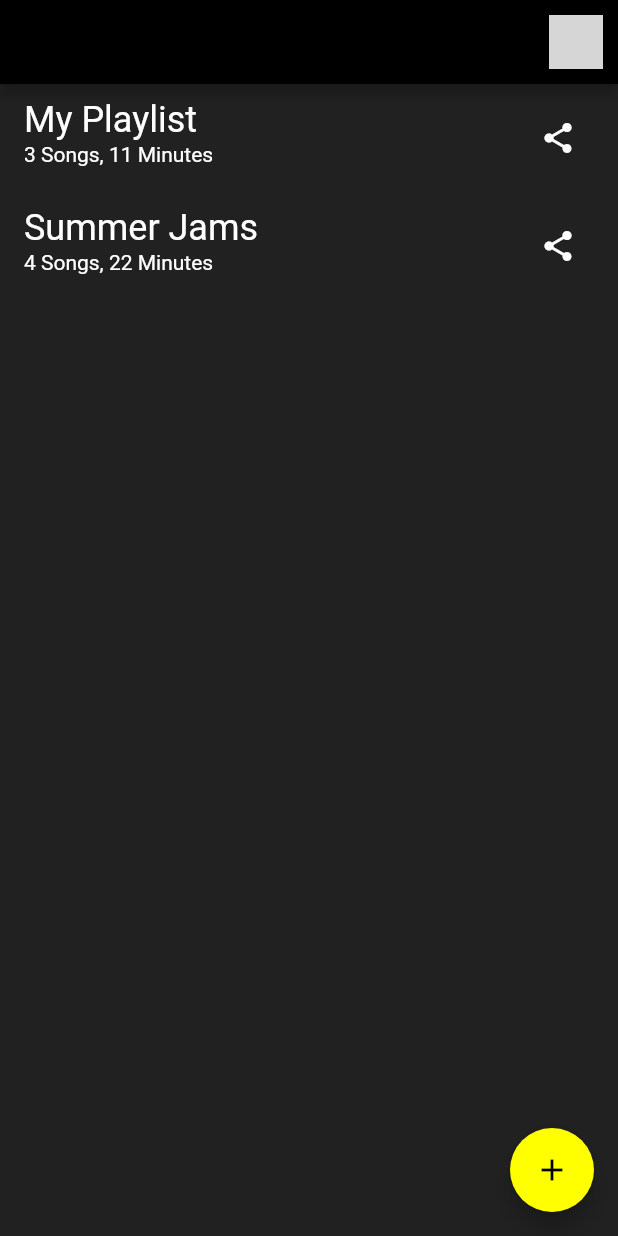
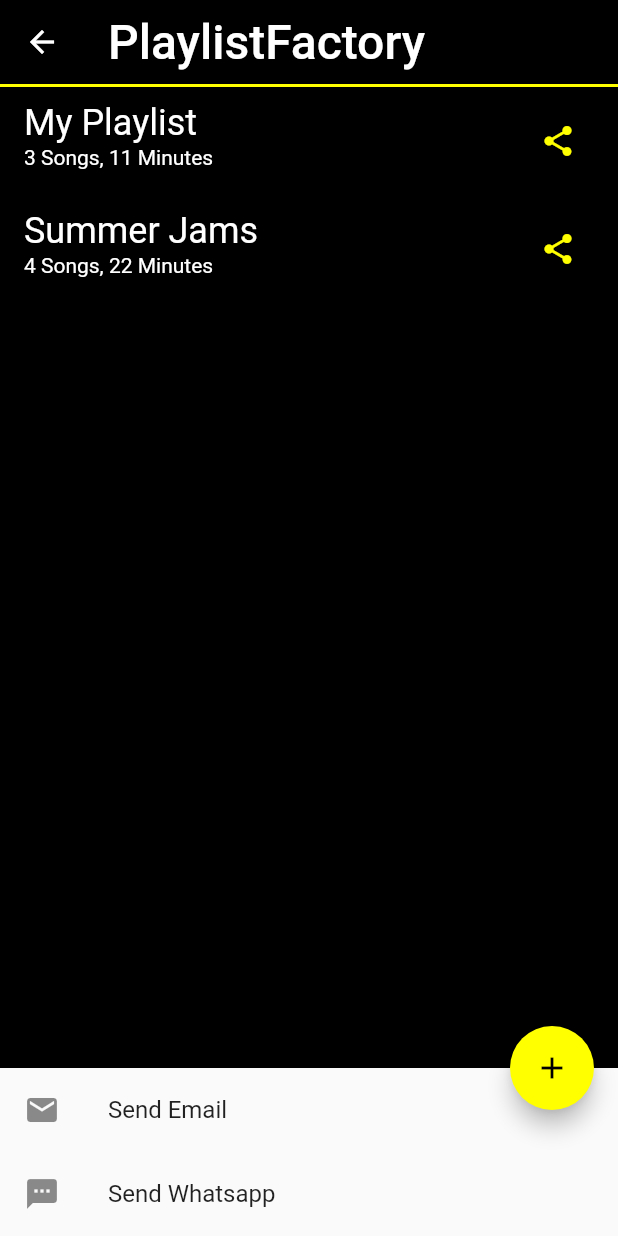
Before and after one commit to APITEC/playlist_factory, a Flutter app: the screen it shows after launch, after a tap on the "share" icon, on a phone screen of 412 x 824 dp. Run offline on Flutter 3.47's test engine with Material 2 defaults, Android fonts, the phone set to English and light mode, and no system bars; grey boxes are pictures that could not be loaded.

```diff
--- a/lib/playlist.dart
+++ b/lib/playlist.dart
@@ -1,16 +1,19 @@
 import 'package:flutter/material.dart';
 import 'package:url_launcher/url_launcher.dart';
 
+import 'song_list.dart';
+
 class Playlist extends StatelessWidget {
-  final key;
-  final name;
-  final songs;
+  final index;
+  final playlist;
+  final library;
+  final callback;
 
-  Playlist(this.key, this.name, this.songs);
+  Playlist(this.index, this.playlist, this.library, this.callback);
 
   int playlistDuration() {
     int totalLength = 0;
-    songs.forEach((song) {
+    playlist['songs'].forEach((song) {
       totalLength += song['duration'];
     });
     return totalLength;
@@ -19,15 +22,26 @@ class Playlist extends StatelessWidget {
   @override
   Widget build(BuildContext context) {
     return Dismissible(
-      key: key,
+      key: Key(index.toString()),
       confirmDismiss: (direction) async {
         if (direction == DismissDirection.endToStart) {
           bool delete;
           await showDialog(
             context: context,
             builder: (context) => AlertDialog(
-              title: Text('Delete Playlist?'),
-              content: Text('This action cannot be undone.'),
+              backgroundColor: Colors.grey[900],
+              title: Text(
+                'Delete Playlist?',
+                style: TextStyle(
+                  color: Colors.white,
+                ),
+              ),
+              content: Text(
+                'This action cannot be undone.',
+                style: TextStyle(
+                  color: Colors.white,
+                ),
+              ),
               actions: <Widget>[
                 FlatButton(
                   onPressed: () {
@@ -36,7 +50,7 @@ class Playlist extends StatelessWidget {
                   },
                   child: Text(
                     'No',
-                    style: TextStyle(color: Colors.black),
+                    style: TextStyle(color: Colors.white),
                   ),
                 ),
                 FlatButton(
@@ -46,7 +60,7 @@ class Playlist extends StatelessWidget {
                   },
                   child: Text(
                     'Yes',
-                    style: TextStyle(color: Colors.redAccent),
+                    style: TextStyle(color: Colors.yellowAccent),
                   ),
                 ),
               ],
@@ -57,7 +71,13 @@ class Playlist extends StatelessWidget {
           await showDialog(
             context: context,
             builder: (context) => AlertDialog(
-              title: Text('Rename Playlist?'),
+              backgroundColor: Colors.grey[900],
+              title: Text(
+                'Rename Playlist?',
+                style: TextStyle(
+                  color: Colors.white,
+                ),
+              ),
               content: TextField(),
               actions: <Widget>[
                 FlatButton(
@@ -66,7 +86,7 @@ class Playlist extends StatelessWidget {
                   },
                   child: Text(
                     'Rename',
-                    style: TextStyle(color: Colors.black),
+                    style: TextStyle(color: Colors.yellowAccent),
                   ),
                 ),
               ],
@@ -83,26 +103,61 @@ class Playlist extends StatelessWidget {
       ),
       child: ListTile(
         title: Text(
-          name,
+          playlist['name'],
           style: TextStyle(
             color: Colors.white,
             fontSize: 24,
           ),
         ),
         subtitle: Text(
-          '${songs.length} Songs, ${playlistDuration()} Minutes',
+          '${playlist['songs'].length} Songs, ${playlistDuration()} Minutes',
           style: TextStyle(color: Colors.white),
         ),
         trailing: IconButton(
           onPressed: () {
-            launch('https://api.whatsapp.com/send?text=Hey!%20Check%20out%20this%20new%20playlist%20I%20created%20using%20PlaylistFactory!%20https://playlistfactory.com/$name');
+            showBottomSheet(
+              context: context,
+              builder: (context) => Column(
+                mainAxisSize: MainAxisSize.min,
+                children: <Widget>[
+                  ListTile(
+                    leading: Icon(Icons.mail),
+                    title: Text('Send Email'),
+                    onTap: () {
+                      launch('mailto:smith@example.org?subject=Check%20Out%20My%20New%20Playlist&body=Hey!%20Check%20out%20this%20new%20playlist%20I%20created%20using%20PlaylistFactory!%20https://playlistfactory.com/${playlist['name']}');
+                      Navigator.pop(context);
+                    },
+                  ),
+                  ListTile(
+                    leading: Icon(Icons.sms),
+                    title: Text('Send Whatsapp'),
+                    onTap: () {
+                      launch('https://api.whatsapp.com/send?text=Hey!%20Check%20out%20this%20new%20playlist%20I%20created%20using%20PlaylistFactory!%20https://playlistfactory.com/${playlist['name']}');
+                      Navigator.pop(context);
+                    },
+                  ),
+                ],
+              ),
+            );
           },
           icon: Icon(
             Icons.share,
-            color: Colors.white,
+            color: Colors.yellowAccent,
           ),
         ),
-        onTap: () {},
+        onTap: () {
+          Navigator.push(
+            context,
+            MaterialPageRoute(
+              builder: (context) => SongList(
+                index: index,
+                playlist: playlist,
+                library: library,
+                callback: callback,
+              ),
+            ),
+          );
+        },
       ),
     );
   }
--- a/lib/playlists.dart
+++ b/lib/playlists.dart
@@ -8,60 +8,72 @@ class Playlists extends StatefulWidget {
 }
 
 class _PlaylistsState extends State<Playlists> {
+  final library = [
+    {'name': 'Staying Alive', 'artist': 'BeeGees', 'duration': 3, 'favorite': false},
+    {'name': 'Whats new, Pussycat?', 'artist': 'Tom Jones', 'duration': 2, 'favorite': false},
+    {'name': 'Wandering Star', 'artist': 'Portishead', 'duration': 6, 'favorite': false},
+    {'name': 'Stargazing', 'artist': 'Kygo', 'duration': 3, 'favorite': false},
+    {'name': 'Falling on My Face', 'artist': 'Arutani', 'duration': 8, 'favorite': false},
+    {'name': 'Parallel Universe', 'artist': 'Red Hot Chili Peppers', 'duration': 6, 'favorite': false},
+    {'name': 'N.I.B', 'artist': 'Black Sabbath', 'duration': 5, 'favorite': false},
+    {'name': 'Thinking of a Place', 'artist': 'The War on Drugs', 'duration': 11, 'favorite': false},
+    {'name': 'Fuck You Bitch', 'artist': 'Wheeler Walker Jr', 'duration': 4, 'favorite': false},
+    {'name': 'Bohemian Like You', 'artist': 'The Dandy Warhols', 'duration': 3, 'favorite': false},
+    {'name': 'Planet Caravan', 'artist': 'Black Sabbath', 'duration': 7, 'favorite': false},
+  ];
+
   List playlists = [
     {
       'name': 'My Playlist',
       'songs': [
-        {'name': 'Staying Alive', 'duration': 3},
-        {'name': 'Whats new, Pussycat?', 'duration': 2},
-        {'name': 'Wandering Star', 'duration': 6},
+        {'name': 'Staying Alive', 'artist': 'BeeGees', 'duration': 3},
+        {'name': 'Whats new, Pussycat?', 'artist': 'Tom Jones', 'duration': 2},
+        {'name': 'Wandering Star', 'artist': 'Portishead', 'duration': 6},
       ],
     },
     {
       'name': 'Summer Jams',
       'songs': [
-        {'name': 'Stargazing', 'duration': 3},
-        {'name': 'Falling on My Face', 'duration': 8},
-        {'name': 'Parallel Universe', 'duration': 6},
-        {'name': 'N.I.B', 'duration': 5},
+        {'name': 'Stargazing', 'artist': 'Kygo', 'duration': 3},
+        {'name': 'Falling on My Face', 'artist': 'Arutani', 'duration': 8},
+        {'name': 'Parallel Universe', 'artist': 'Red Hot Chili Peppers', 'duration': 6},
+        {'name': 'N.I.B', 'artist': 'Black Sabbath', 'duration': 5},
       ],
     }
   ];
 
-  List<Widget> buildPlaylists() {
-    List<Widget> playlist_list = [];
-    playlists.asMap().forEach((index, playlist) {
-      playlist_list.add(Playlist(
-        Key(index.toString()),
-        playlist['name'],
-        playlist['songs'],
-      ));
-    });
-    return playlist_list;
-  }
-
   @override
   Widget build(BuildContext context) {
     return Scaffold(
-      backgroundColor: Colors.grey[900],
+      backgroundColor: Colors.black,
       appBar: AppBar(
         backgroundColor: Colors.black,
-        actions: <Widget>[
-          Padding(
-            padding: const EdgeInsets.all(10.0),
-            child: GestureDetector(
-              onTap: () {},
-              child: CircleAvatar(
-                radius: 18,
-                backgroundImage: NetworkImage('https://i.pravatar.cc/150?img=3'),
-              ),
-            ),
+        title: Text(
+          'PlaylistFactory',
+          style: TextStyle(fontSize: 32, color: Colors.white),
+        ),
+        bottom: PreferredSize(
+          child: Container(
+            color: Colors.yellowAccent,
+            height: 2.0,
           ),
-        ],
+          preferredSize: Size.fromHeight(2.0),
+        ),
       ),
-      body: ListView(
-        children: buildPlaylists(),
-      ),
+      body: ListView.builder(
+          itemCount: playlists.length,
+          itemBuilder: (context, index) {
+            return Playlist(
+              index,
+              playlists[index],
+              library,
+              (playlist, song) {
+                setState(() {
+                  playlists[playlist]['songs'].add(song);
+                });
+              },
+            );
+          }),
       floatingActionButton: FloatingActionButton(
         onPressed: () {
           String playlistName;
@@ -80,12 +92,7 @@ class _PlaylistsState extends State<Playlists> {
                     setState(() {
                       playlists.add({
                         'name': playlistName,
-                        'songs': [
-                          {'name': 'Stargazing', 'duration': 3},
-                          {'name': 'Falling on My Face', 'duration': 8},
-                          {'name': 'Parallel Universe', 'duration': 6},
-                          {'name': 'N.I.B', 'duration': 5},
-                        ],
+                        'songs': [],
                       });
                     });
                     Navigator.pop(context);
```
Also changed, not shown: lib/library.dart (added, +79 -0 lines), lib/song.dart (added, +60 -0 lines), lib/song_list.dart (added, +44 -0 lines), 3 other files.
